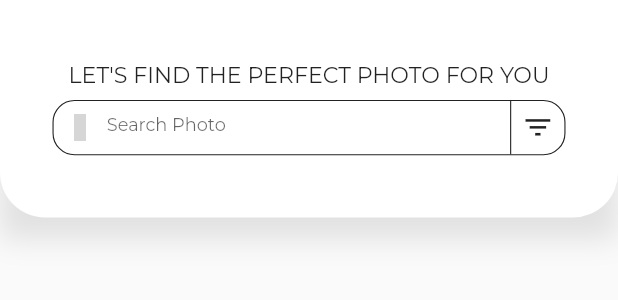
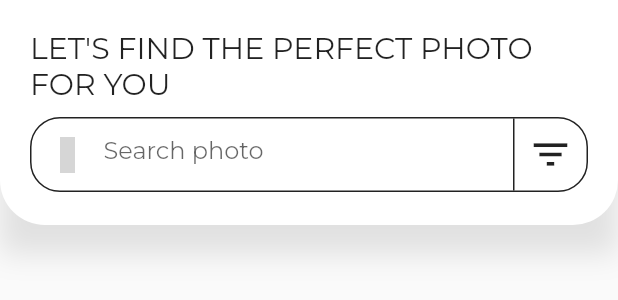
Before and after one commit to kubilaycakmak/bloc_wall, a Flutter app: the SearchBar widget shown alone on an empty page, opened directly, after a tap on the "filter list" icon, on a phone screen of 412 x 824 dp. Shown: the top 300 px of the screen. Run offline on Flutter 3.47's test engine with Material 2 defaults, Android fonts, the phone set to English and light mode, and no system bars; our stand-ins replace bloc, built_collection, built_value, cached_network_image, carousel_slider, equatable and 9 more; generated files the repository leaves out were written again; statements that could not run were skipped; grey boxes are pictures that could not be loaded.

Commit message:
search bar v2

```diff
--- a/lib/data/repository/api_repository.dart
+++ b/lib/data/repository/api_repository.dart
@@ -6,7 +6,7 @@ class ApiRepository {
   String _lastSearchQuery;
 
   static const String _pixabayImageBaseURL =
-      'https://pixabay.com/api/?key=$API_KEY&safesearch=false';
+      'https://pixabay.com/api/?key=$API_KEY&safesearch=true&editors_choice=true';
 
   void _cacheValues({String query}) {
     _lastSearchQuery = query;
@@ -19,7 +19,7 @@ class ApiRepository {
       String colors,
       int userId,
       int perPage = 15,
-      bool editorChoice,
+      bool editorChoice = true,
       String category,
       String query,
       String imageType,
@@ -49,7 +49,7 @@ class ApiRepository {
   Future<PhotoAll> fetchNextResultPage(
       {int page,
       int perPage,
-      bool editorChoice,
+      bool editorChoice = true,
       String category,
       String query,
       String colors,
--- a/lib/ui/pages/home_photo_page.dart
+++ b/lib/ui/pages/home_photo_page.dart
@@ -1,5 +1,5 @@
 import 'package:bloc_wall/data/repository/api_repository.dart';
-import 'package:bloc_wall/ui/pages/by_colors.dart';
+import 'package:bloc_wall/ui/pages/view_all.dart';
 import 'package:bloc_wall/ui/pages/list_photo.page.dart';
 import 'package:bloc_wall/ui/pages/static_data/data_lists.dart';
 import 'package:bloc_wall/ui/pages/widget/parallax_card.dart';
@@ -192,7 +192,7 @@ class _HomePhotoPageState extends State<HomePhotoPage> {
                         MaterialPageRoute(
                           builder: (context) => ViewAll(
                             list: byColor,
-                            title: 'By Color',
+                            title: 'By Colors',
                           ),
                         ));
                   },
@@ -260,7 +260,7 @@ class _HomePhotoPageState extends State<HomePhotoPage> {
                                 order: list[index].content,
                                 category: list[index].categories,
                                 editorChoice: list[index].editCho,
-                                imageType: list[index].imageType,
+                                imageType: 'photo',
                                 orientation: 'vertical',
                                 query: '',
                                 page: 0,
--- a/lib/ui/pages/by_colors.dart
+++ b/lib/ui/pages/view_all.dart
@@ -1,4 +1,3 @@
-import 'package:bloc_wall/ui/pages/static_data/data_lists.dart';
 import 'package:bloc_wall/ui/pages/widget/parallax_card.dart';
 import 'package:flutter/material.dart';
 
--- a/lib/ui/pages/widget/search_bar.dart
+++ b/lib/ui/pages/widget/search_bar.dart
@@ -34,10 +34,9 @@ class _SearchBarState extends State<SearchBar> {
 
   @override
   Widget build(BuildContext context) {
-    return FittedBox(
+    return Container(
+      height: 155,
       child: Container(
-        height: 145,
-        child: AnimatedContainer(
         alignment: Alignment.topCenter,
         decoration: BoxDecoration(boxShadow: <BoxShadow>[
           BoxShadow(
@@ -46,14 +45,11 @@ class _SearchBarState extends State<SearchBar> {
             offset: Offset(0, 15),
           )
         ]),
-          duration: Duration(milliseconds: 400),
-          child: AnimatedContainer(
+        child: Container(
           width: MediaQuery.of(context).size.width,
-            height: 145,
+          height: 150,
           child: Padding(
-              padding: const EdgeInsets.symmetric(horizontal: 35, vertical: 20),
-              child: FittedBox(
-                fit: BoxFit.contain,
+            padding: const EdgeInsets.symmetric(horizontal: 20, vertical: 20),
             child: Column(
               children: <Widget>[
                 Text(
@@ -65,16 +61,18 @@ class _SearchBarState extends State<SearchBar> {
                   height: 10,
                 ),
                 Container(
+                  width: MediaQuery.of(context).size.width,
                   decoration: BoxDecoration(
                       borderRadius: BorderRadius.circular(20),
                       border: Border.all(
-                              color:
-                                  Theme.of(context).textTheme.bodyText1.color)),
+                          color: Theme.of(context).textTheme.bodyText1.color)),
                   child: Row(
+                    mainAxisAlignment: MainAxisAlignment.spaceBetween,
                     children: <Widget>[
                       Container(
-                              alignment: Alignment.bottomCenter,
-                              width: MediaQuery.of(context).size.width,
+                          alignment: Alignment.center,
+                          width: MediaQuery.of(context).size.width / 2,
+                          child: Center(
                             child: TextField(
                               onSubmitted: (val) {
                                 Navigator.push(
@@ -83,7 +81,7 @@ class _SearchBarState extends State<SearchBar> {
                                         builder: (context) => ListPhotoPage(
                                               editorChoice: false,
                                               category: '',
-                                                imageType: 'all',
+                                              imageType: 'photo',
                                               order: '',
                                               orientation: 'vertical',
                                               query: val,
@@ -95,9 +93,8 @@ class _SearchBarState extends State<SearchBar> {
                                   Theme.of(context).textTheme.bodyText1.color,
                               decoration: InputDecoration(
                                 alignLabelWithHint: true,
-                                  hintText: 'Search Photo',
-                                  // hintText: AppLocalizations.of(context)
-                                  //     .translate('homepage-searchbar-text'),
+                                hintText: AppLocalizations.of(context)
+                                    .translate('homepage-searchbar-text'),
                                 hintStyle: GoogleFonts.montserrat(),
                                 border: InputBorder.none,
                                 prefixIcon: IconButton(
@@ -109,24 +106,19 @@ class _SearchBarState extends State<SearchBar> {
                                   onPressed: () {},
                                 ),
                               ),
+                            ),
                           )),
                       Container(
                         decoration: BoxDecoration(
                             border: Border(
                           left: BorderSide(
-                                  color: Theme.of(context)
-                                      .textTheme
-                                      .bodyText1
-                                      .color),
+                              color:
+                                  Theme.of(context).textTheme.bodyText1.color),
                         )),
                         child: Container(
                           child: IconButton(
                             onPressed: () {
-                                  setState(() {
-                                    filtered
-                                        ? filtered = false
-                                        : filtered = true;
-                                  });
+                              setState(() {});
                             },
                             icon: Icon(
                               Icons.filter_list,
@@ -141,15 +133,12 @@ class _SearchBarState extends State<SearchBar> {
               ],
             ),
           ),
-            ),
           decoration: BoxDecoration(
             color: Theme.of(context).primaryColor,
             borderRadius: BorderRadius.vertical(
               bottom: Radius.circular(30),
             ),
           ),
-            duration: Duration(milliseconds: 400),
-          ),
         ),
       ),
     );
--- a/pubspec.yaml
+++ b/pubspec.yaml
@@ -101,6 +101,7 @@ flutter:
     - assets/regions.jpg
     - assets/science.jpg
     - assets/sports.jpg
+    - assets/transparent.png
     - assets/transportation.jpg
     - assets/travel.jpg
     - assets/vector.png
```
Also changed, not shown: lib/ui/pages/static_data/data_lists.dart (+7 -7 lines), lib/ui/pages/by_categories.dart (deleted), 9 other files. Lines whose indentation alone changed are shown as unchanged.
